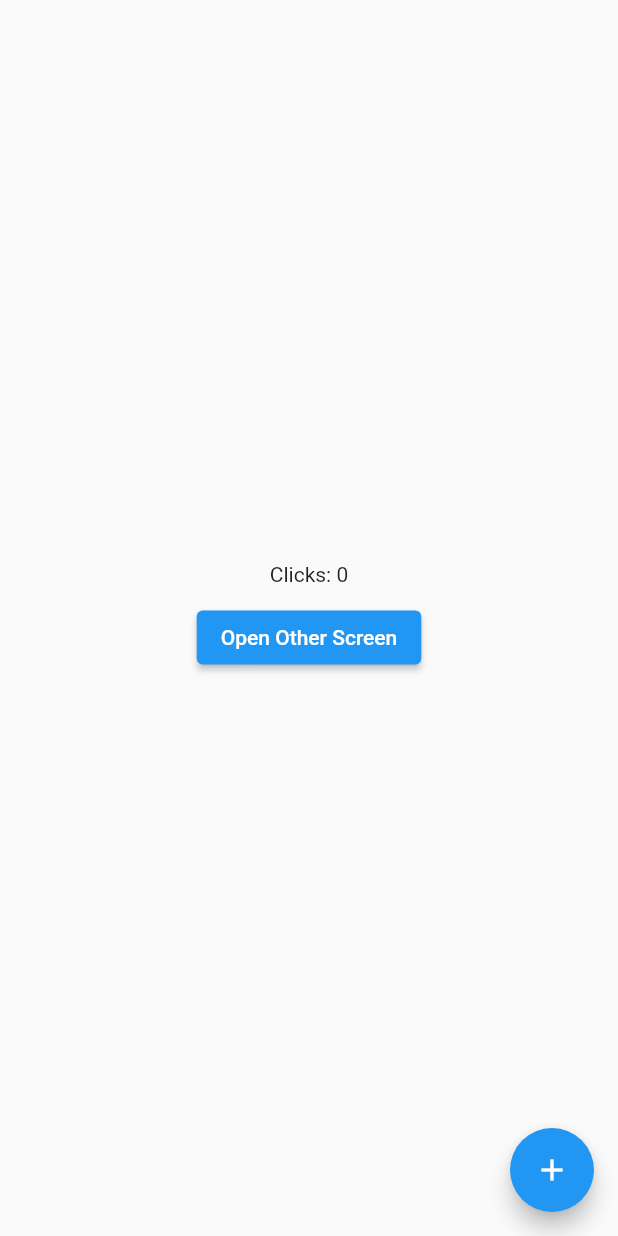
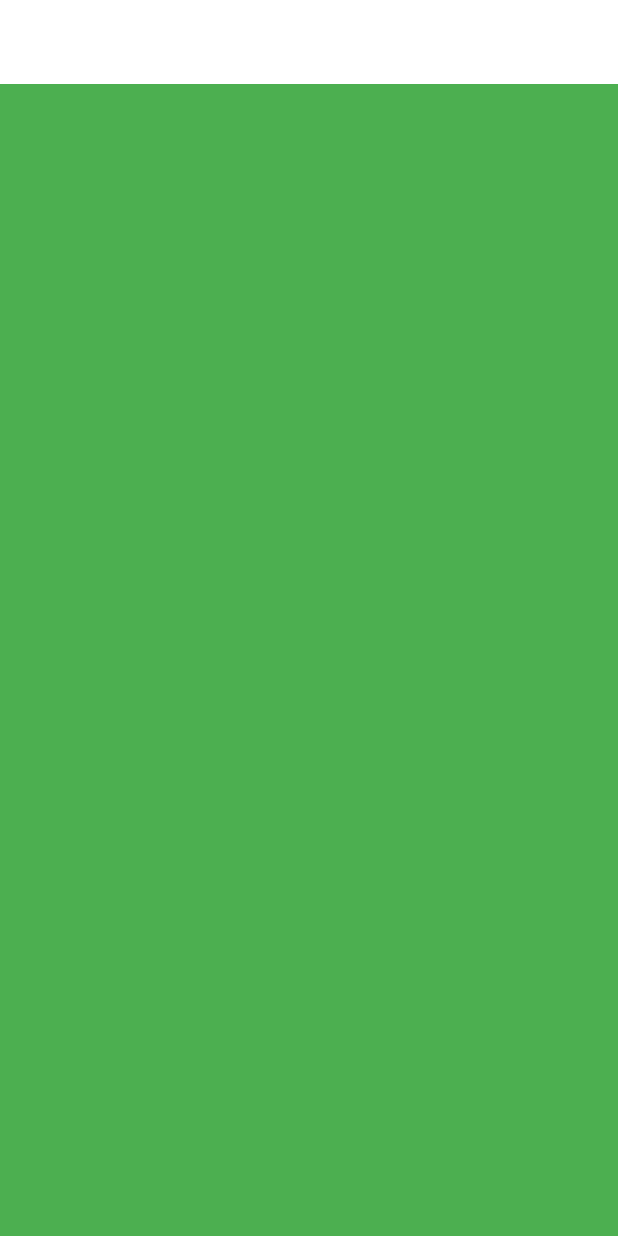
Before and after one commit to John-Thailand/dashboard, a Flutter app: the screen it shows after launch, on a phone screen of 412 x 824 dp. Run offline on Flutter 3.47's test engine with Material 2 defaults, Android fonts, the phone set to English and light mode, and no system bars; our stand-ins replace get, google_fonts.

Commit message:
レスポンシブ対応

```diff
--- /dev/null
+++ b/lib/helpers/responsiveness.dart
@@ -0,0 +1,49 @@
+import 'package:flutter/material.dart';
+
+const int largeScreenSize = 1366;
+const int mediumScreenSize = 768;
+const int smallScreenSize = 360;
+const int customScreenSize = 1100;
+
+class ResponsiveWidget extends StatelessWidget {
+  final Widget largeScreen;
+  final Widget? mediumScreen;
+  final Widget? smallScreen;
+  final Widget? customScreen;
+
+  const ResponsiveWidget(
+      {Key? key,
+      required this.largeScreen,
+      this.mediumScreen,
+      this.smallScreen,
+      this.customScreen})
+      : super(key: key);
+
+  static bool isSmallScreen(BuildContext context) =>
+      MediaQuery.of(context).size.width < smallScreenSize;
+
+  static bool isMediumScreen(BuildContext context) =>
+      MediaQuery.of(context).size.width >= mediumScreenSize &&
+      MediaQuery.of(context).size.width < largeScreenSize;
+
+  static bool isLargeScreen(BuildContext context) =>
+      MediaQuery.of(context).size.width >= largeScreenSize;
+
+  static bool isCustomScreen(BuildContext context) =>
+      MediaQuery.of(context).size.width >= mediumScreenSize &&
+      MediaQuery.of(context).size.width <= customScreenSize;
+
+  @override
+  Widget build(BuildContext context) {
+    return LayoutBuilder(builder: (contgext, constraints) {
+      double _width = constraints.maxWidth;
+      if (_width >= largeScreenSize) {
+        return largeScreen;
+      } else if (_width < largeScreenSize && _width >= mediumScreenSize) {
+        return mediumScreen ?? largeScreen;
+      } else {
+        return smallScreen ?? largeScreen;
+      }
+    });
+  }
+}
--- /dev/null
+++ b/lib/layout.dart
@@ -0,0 +1,22 @@
+import 'package:dashboard/helpers/responsiveness.dart';
+import 'package:dashboard/widgets/small_screen.dart';
+import 'package:flutter/material.dart';
+
+import 'widgets/large_screen.dart';
+
+class SiteLayout extends StatelessWidget {
+  const SiteLayout({Key? key}) : super(key: key);
+
+  @override
+  Widget build(BuildContext context) {
+    return Scaffold(
+        appBar: AppBar(
+          elevation: 0,
+          backgroundColor: Colors.white,
+        ),
+        body: ResponsiveWidget(
+          largeScreen: LargeScreen(),
+          smallScreen: SmallScreen(),
+        ));
+  }
+}
--- a/lib/main.dart
+++ b/lib/main.dart
@@ -1,20 +1,41 @@
-import 'package:dashboard/screens/home.dart';
+import 'package:dashboard/layout.dart';
 import 'package:flutter/material.dart';
 import 'package:get/get.dart';
+import 'package:google_fonts/google_fonts.dart';
 
 void main() {
   runApp(MyApp());
 }
 
 class MyApp extends StatelessWidget {
+  const MyApp({Key? key}) : super(key: key);
+
   @override
   Widget build(BuildContext context) {
     return GetMaterialApp(
-      title: 'Flutter Demo',
+      debugShowCheckedModeBanner: false,
+      title: "Dash",
       theme: ThemeData(
-        primarySwatch: Colors.blue,
+        // ScaffoldWidgetの背景色です。
+        scaffoldBackgroundColor: Colors.white,
+        // Text Widgetの基本的なスタイルです。
+        // Applies the Mulish font family from Google Fonts to every [TextStyle] in the given [textTheme].
+        textTheme:
+            GoogleFonts.mulishTextTheme(Theme.of(context).textTheme).apply(
+          bodyColor: Colors.black,
+        ),
+        // 画面遷移にどのようなアニメーションを使うかというThemeです。
+        pageTransitionsTheme: const PageTransitionsTheme(
+          builders: {
+            // FadeUpwardsPageTransitionsBuilder：Android向け標準トランジション
+            TargetPlatform.iOS: FadeUpwardsPageTransitionsBuilder(),
+            TargetPlatform.android: FadeUpwardsPageTransitionsBuilder(),
+          },
+        ),
+        // アプリの基本色になります。
+        primaryColor: Colors.blue,
       ),
-      home: HomeScreen(),
+      home: SiteLayout(),
     );
   }
 }
--- /dev/null
+++ b/lib/widgets/large_screen.dart
@@ -0,0 +1,24 @@
+import 'package:flutter/material.dart';
+
+class LargeScreen extends StatelessWidget {
+  const LargeScreen({Key? key}) : super(key: key);
+
+  @override
+  Widget build(BuildContext context) {
+    return Row(
+      children: [
+        Expanded(
+          child: Container(
+            color: Colors.red,
+          ),
+        ),
+        Expanded(
+          flex: 5,
+          child: Container(
+            color: Colors.blue,
+          ),
+        ),
+      ],
+    );
+  }
+}
--- /dev/null
+++ b/lib/widgets/small_screen.dart
@@ -0,0 +1,15 @@
+import 'package:flutter/material.dart';
+
+class SmallScreen extends StatelessWidget {
+  const SmallScreen({Key? key}) : super(key: key);
+
+  @override
+  Widget build(BuildContext context) {
+    return Container(
+      // Creates box constraints that expand to fill another box constraints.
+      //// If width or height is given, the constraints will require exactly the given value in the given dimension.
+      constraints: BoxConstraints.expand(),
+      color: Colors.green,
+    );
+  }
+}
--- a/pubspec.yaml
+++ b/pubspec.yaml
@@ -30,6 +30,9 @@ dependencies:
   flutter:
     sdk: flutter
   get: ^4.1.4
+  google_fonts: ^2.1.0
+  charts_flutter: ^0.10.0
+  data_table_2: ^2.0.3
 
 
   # The following adds the Cupertino Icons font to your application.
```
Also changed, not shown: pubspec.lock, 3 other files.
